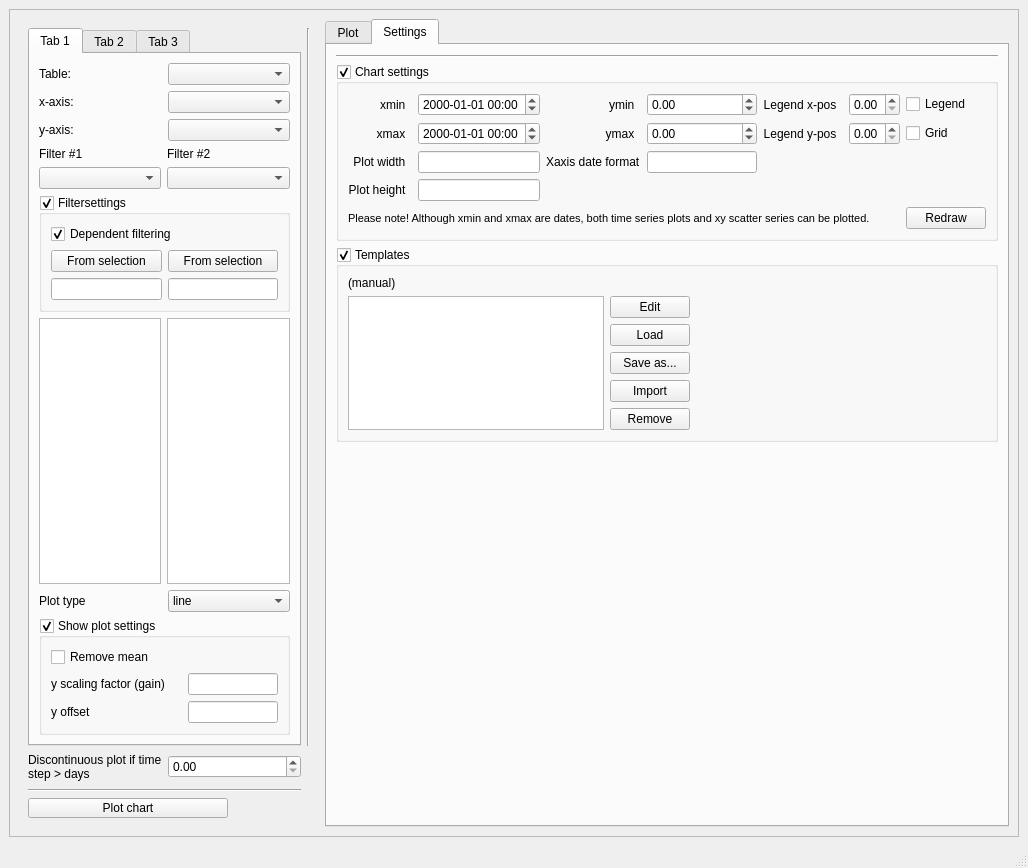
The window that ui/customplotdialog.ui (jkall/qgis-midvatten-plugin) describes before a commit, drawn with Qt 5.
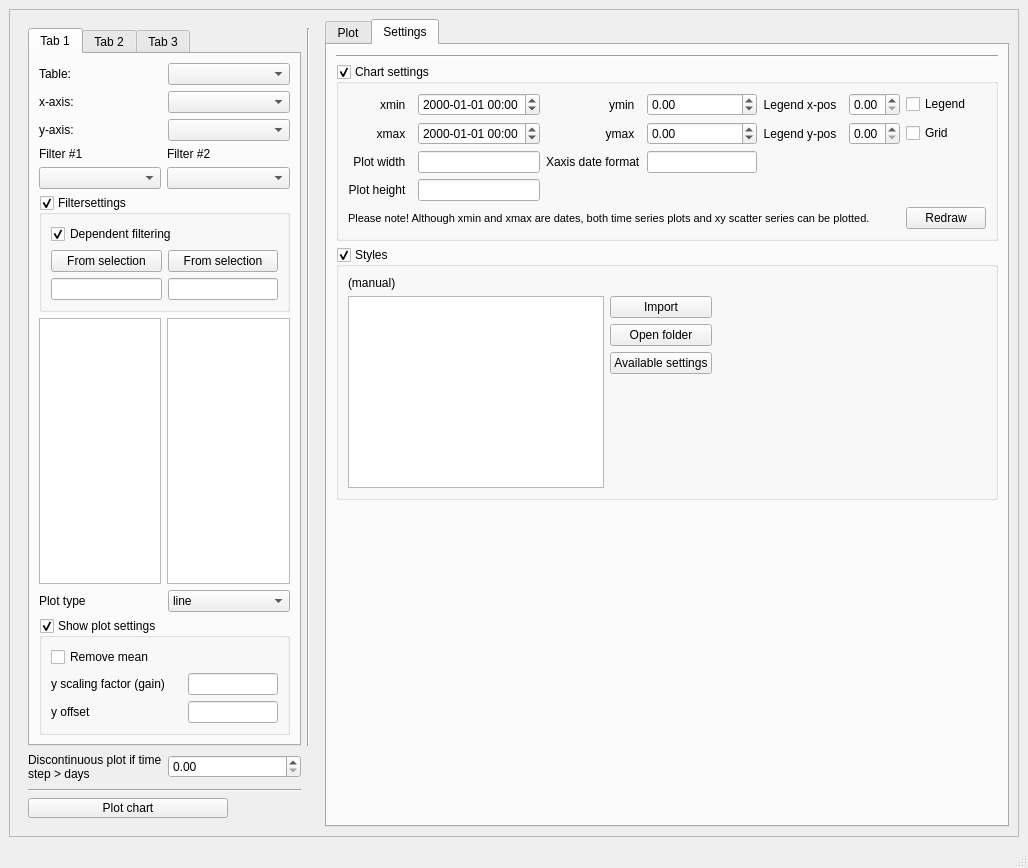
The same window after the commit. The open tabs and pages were chosen to show the change.

Commit message: Styles dev

```diff
--- a/ui/customplotdialog.ui
+++ b/ui/customplotdialog.ui
@@ -2324,7 +2324,7 @@
                  </sizepolicy>
                 </property>
                 <property name="title">
-                 <string>Templates</string>
+                 <string>Styles</string>
                 </property>
                 <property name="checkable">
                  <bool>true</bool>
@@ -2351,13 +2351,33 @@
                    <property name="sizeConstraint">
                     <enum>QLayout::SetDefaultConstraint</enum>
                    </property>
-                   <item row="1" column="2">
-                    <widget class="QPushButton" name="edit_button">
+                   <item row="3" column="2">
+                    <widget class="QPushButton" name="open_folder_button">
                      <property name="toolTip">
                       <string>&lt;html&gt;&lt;head/&gt;&lt;body&gt;&lt;p&gt;Edit current loaded template.&lt;/p&gt;&lt;p&gt;Note: Changes are not saved to a template file. Use Save as... to save changes to file.&lt;br/&gt;&lt;/p&gt;&lt;/body&gt;&lt;/html&gt;</string>
                      </property>
                      <property name="text">
-                      <string>Edit</string>
+                      <string>Open folder</string>
+                     </property>
+                    </widget>
+                   </item>
+                   <item row="4" column="2">
+                    <widget class="QPushButton" name="available_settings_button">
+                     <property name="toolTip">
+                      <string>&lt;html&gt;&lt;head/&gt;&lt;body&gt;&lt;p&gt;Save the loaded template to file.&lt;/p&gt;&lt;/body&gt;&lt;/html&gt;</string>
+                     </property>
+                     <property name="text">
+                      <string>Available settings</string>
+                     </property>
+                    </widget>
+                   </item>
+                   <item row="2" column="2">
+                    <widget class="QPushButton" name="import_button">
+                     <property name="toolTip">
+                      <string>&lt;html&gt;&lt;head/&gt;&lt;body&gt;&lt;p&gt;Import template files.&lt;/p&gt;&lt;/body&gt;&lt;/html&gt;</string>
+                     </property>
+                     <property name="text">
+                      <string>Import</string>
                      </property>
                     </widget>
                    </item>
@@ -2377,6 +2397,9 @@
                      </property>
                     </widget>
                    </item>
+                   <item row="2" column="0" rowspan="5" colspan="2">
+                    <widget class="QListWidget" name="template_list"/>
+                   </item>
                    <item row="0" column="2">
                     <widget class="QLabel" name="label_22">
                      <property name="text">
@@ -2384,49 +2407,6 @@
                      </property>
                     </widget>
                    </item>
-                   <item row="2" column="2">
-                    <widget class="QPushButton" name="load_button">
-                     <property name="toolTip">
-                      <string>&lt;html&gt;&lt;head/&gt;&lt;body&gt;&lt;p&gt;Load the selected template.&lt;/p&gt;&lt;/body&gt;&lt;/html&gt;</string>
-                     </property>
-                     <property name="text">
-                      <string>Load</string>
-                     </property>
-                    </widget>
-                   </item>
-                   <item row="1" column="0" rowspan="5">
-                    <widget class="QListWidget" name="template_list"/>
-                   </item>
-                   <item row="4" column="2">
-                    <widget class="QPushButton" name="import_button">
-                     <property name="toolTip">
-                      <string>&lt;html&gt;&lt;head/&gt;&lt;body&gt;&lt;p&gt;Import template files.&lt;/p&gt;&lt;/body&gt;&lt;/html&gt;</string>
-                     </property>
-                     <property name="text">
-                      <string>Import</string>
-                     </property>
-                    </widget>
-                   </item>
-                   <item row="5" column="2">
-                    <widget class="QPushButton" name="remove_button">
-                     <property name="toolTip">
-                      <string>&lt;html&gt;&lt;head/&gt;&lt;body&gt;&lt;p&gt;Remove a template from the list.&lt;/p&gt;&lt;p&gt;&lt;br/&gt;&lt;/p&gt;&lt;p&gt;Note:&lt;/p&gt;&lt;p&gt;* Saved template files will not be removed from disk.&lt;/p&gt;&lt;p&gt;* Templates in default template folder will reappear again next time Section plot is used.&lt;/p&gt;&lt;/body&gt;&lt;/html&gt;</string>
-                     </property>
-                     <property name="text">
-                      <string>Remove</string>
-                     </property>
-                    </widget>
-                   </item>
-                   <item row="3" column="2">
-                    <widget class="QPushButton" name="save_as_button">
-                     <property name="toolTip">
-                      <string>&lt;html&gt;&lt;head/&gt;&lt;body&gt;&lt;p&gt;Save the loaded template to file.&lt;/p&gt;&lt;/body&gt;&lt;/html&gt;</string>
-                     </property>
-                     <property name="text">
-                      <string>Save as...</string>
-                     </property>
-                    </widget>
-                   </item>
                   </layout>
                  </item>
                 </layout>
```
Left out of the diff: 4 changed lines with no effect on the pictures. The commit also changes 2 other files.
